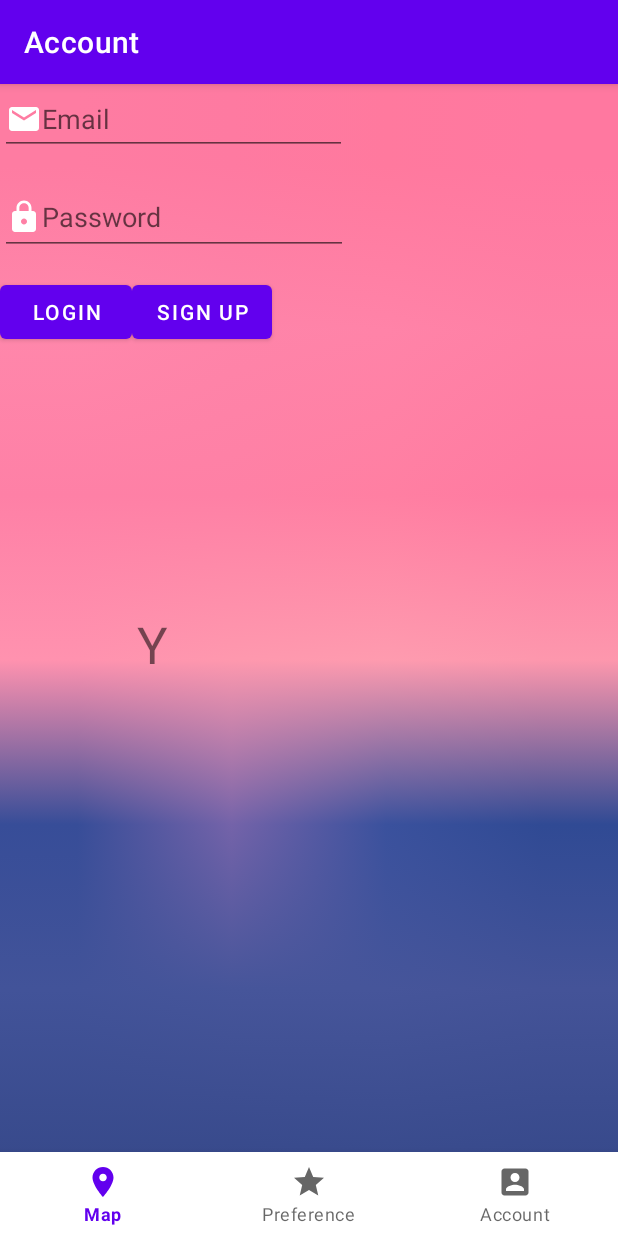
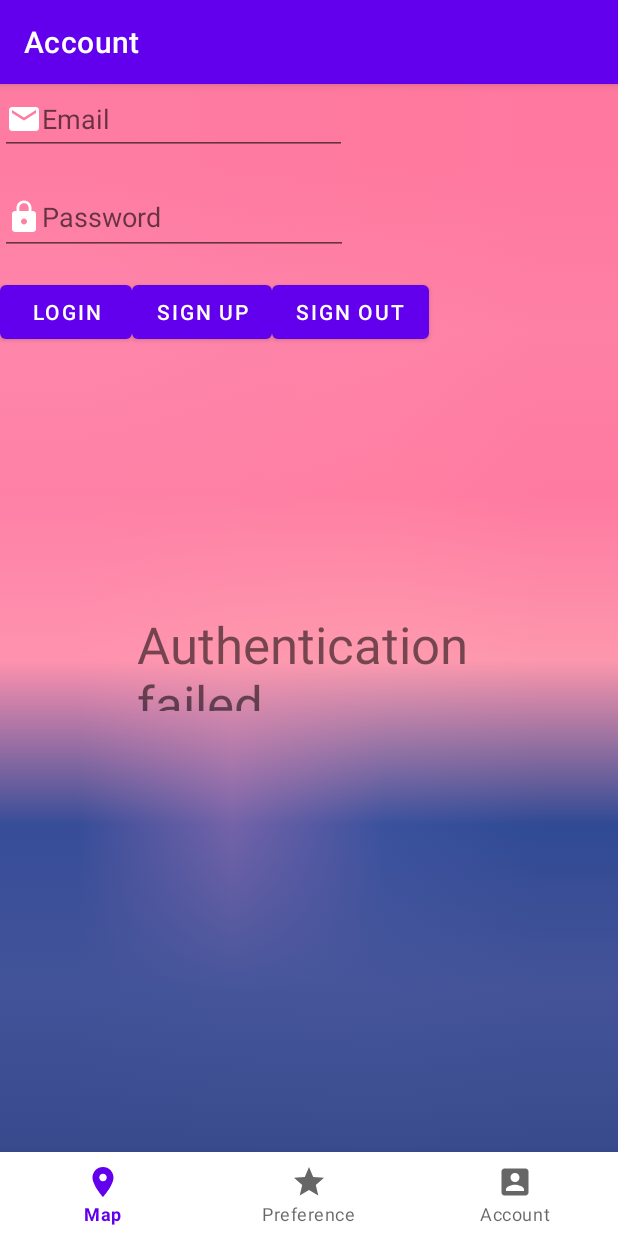
Before and after one commit to Kirito-JZP/Wayfinding, an Android app: the AccountFragment screen opened through its navigation route, after a tap on "LOGIN", on a phone screen of 412 x 824 dp. Run offline under Robolectric (Android 15) with nearby library versions, the phone set to English and light mode, and no system bars; our stand-ins replace Firebase (no records; nobody signed in at launch, a user with empty details on screens opened directly), navigation-ui.

Commit message:
database connected and basic account logic finished. (sign in, sign out and sing up)

```diff
--- a/app/src/main/java/com/main/wayfinding/fragment/account/AccountFragment.java
+++ b/app/src/main/java/com/main/wayfinding/fragment/account/AccountFragment.java
@@ -18,6 +18,8 @@ import com.google.firebase.auth.FirebaseAuth;
 import com.google.firebase.auth.FirebaseUser;
 import com.main.wayfinding.R;
 import com.main.wayfinding.databinding.FragmentAccountBinding;
+import com.main.wayfinding.logic.AccountLogic;
+
 
 import java.util.concurrent.Executor;
 
@@ -33,12 +35,13 @@ import java.util.concurrent.Executor;
 public class AccountFragment extends Fragment {
     private FragmentAccountBinding binding;
     private FirebaseAuth auth;
+    private AccountLogic accountLogic;
 
     public View onCreateView(@NonNull LayoutInflater inflater,
                              ViewGroup container, Bundle savedInstanceState) {
         binding = FragmentAccountBinding.inflate(inflater, container, false);
         View root = binding.getRoot();
-
+        accountLogic.setView(root);
         return root;
     }
 
@@ -46,6 +49,7 @@ public class AccountFragment extends Fragment {
     public void onCreate(@Nullable Bundle savedInstanceState) {
         super.onCreate(savedInstanceState);
         auth = FirebaseAuth.getInstance();
+        accountLogic = new AccountLogic();
     }
 
     @Override
@@ -64,10 +68,10 @@ public class AccountFragment extends Fragment {
         FirebaseUser currentUser = auth.getCurrentUser();
         if (currentUser != null) {
             TextView status = getView().findViewById(R.id.tip);
-            status.setText("Y");
+            status.setText(currentUser.getEmail());
         } else {
             TextView status = getView().findViewById(R.id.tip);
-            status.setText("N");
+            status.setText("Not logged in");
         }
     }
     @Override
@@ -76,8 +80,11 @@ public class AccountFragment extends Fragment {
         view.findViewById(R.id.login).setOnClickListener(new View.OnClickListener() {
             @Override
             public void onClick(View view) {
-                EditText username = getView().findViewById(R.id.username);
-                System.out.println(username.getText().toString());
+                EditText usernameComponent = getView().findViewById(R.id.username);
+                EditText passwordComponent = getView().findViewById(R.id.password);
+                String username = usernameComponent.getText().toString();
+                String password = passwordComponent.getText().toString();
+                accountLogic.login(username,password);
             }
         });
         view.findViewById(R.id.register).setOnClickListener(new View.OnClickListener() {
@@ -87,24 +94,18 @@ public class AccountFragment extends Fragment {
                 EditText passwordComponent = getView().findViewById(R.id.password);
                 String username = usernameComponent.getText().toString();
                 String password = passwordComponent.getText().toString();
-                signUp(username,password);
+                accountLogic.signUp(username,password);
+            }
+        });
+        view.findViewById(R.id.logout).setOnClickListener(new View.OnClickListener() {
+            @Override
+            public void onClick(View view) {
+                FirebaseAuth.getInstance().signOut();
+                reload();
             }
         });
     }
 
-    public void signUp(String username,String password){
-        auth.createUserWithEmailAndPassword(username,password)
-                .addOnCompleteListener((Executor) this, new OnCompleteListener<AuthResult>() {
-                    @Override
-                    public void onComplete(@NonNull Task<AuthResult> task) {
-                        if(task.isSuccessful()){
-                            reload();
-                        }else{
-                            TextView status = getView().findViewById(R.id.tip);
-                            status.setText("Sign up failed");
-                        }
-                    }
-                });
-    }
+
 
 }
--- /dev/null
+++ b/app/src/main/java/com/main/wayfinding/logic/AccountLogic.java
@@ -0,0 +1,61 @@
+package com.main.wayfinding.logic;
+
+import android.view.View;
+import android.widget.TextView;
+
+import androidx.annotation.NonNull;
+import androidx.fragment.app.Fragment;
+
+import com.google.android.gms.tasks.OnCompleteListener;
+import com.google.android.gms.tasks.Task;
+import com.google.firebase.auth.AuthResult;
+import com.google.firebase.auth.FirebaseAuth;
+import com.google.firebase.auth.FirebaseUser;
+import com.main.wayfinding.R;
+
+import java.util.concurrent.Executor;
+
+public class AccountLogic {
+    private FirebaseAuth auth;
+    private View view;
+
+    public AccountLogic() {
+        this.auth = FirebaseAuth.getInstance();
+    }
+
+    public void setView(View view) {
+        this.view = view;
+    }
+
+    public void signUp(String username, String password) {
+        auth.createUserWithEmailAndPassword(username, password).addOnCompleteListener(new OnCompleteListener<AuthResult>() {
+            @Override
+            public void onComplete(@NonNull Task<AuthResult> task) {
+                if (task.isSuccessful()) {
+                    FirebaseUser currentUser = auth.getCurrentUser();
+                    TextView status = view.findViewById(R.id.tip);
+                    status.setText(currentUser.getEmail());
+                } else {
+                    TextView status = view.findViewById(R.id.tip);
+                    status.setText("Sign up failed");
+                }
+            }
+        });
+    }
+
+    public void login(String username, String password) {
+        auth.signInWithEmailAndPassword(username,password).addOnCompleteListener(new OnCompleteListener<AuthResult>() {
+            @Override
+            public void onComplete(@NonNull Task<AuthResult> task) {
+                if(task.isSuccessful()){
+                    FirebaseUser currentUser = auth.getCurrentUser();
+                    TextView status = view.findViewById(R.id.tip);
+                    status.setText(currentUser.getEmail());
+                }else {
+                    TextView status = view.findViewById(R.id.tip);
+                    status.setText("Authentication failed.");
+                }
+            }
+        });
+    }
+}
--- a/app/src/main/res/layout/fragment_account.xml
+++ b/app/src/main/res/layout/fragment_account.xml
@@ -64,6 +64,12 @@
                 android:layout_height="wrap_content"
                 android:text="@string/sign_up" />
 
+            <Button
+                android:id="@+id/logout"
+                android:layout_width="wrap_content"
+                android:layout_height="wrap_content"
+                android:text="@string/sign_out" />
+
         </LinearLayout>
 
     </LinearLayout>
@@ -72,7 +78,7 @@
         android:id="@+id/tip"
         android:layout_width="230dp"
         android:layout_height="67dp"
-        android:text="haven't log in"
+        android:text=""
         android:textSize="34sp"
         app:layout_constraintBottom_toBottomOf="parent"
         app:layout_constraintEnd_toEndOf="parent"
--- a/app/src/main/res/values/strings.xml
+++ b/app/src/main/res/values/strings.xml
@@ -8,4 +8,5 @@
     <string name="password">Password</string>
     <string name="login">Login</string>
     <string name="sign_up">Sign Up</string>
+    <string name="sign_out">Sign Out</string>
 </resources>
```
